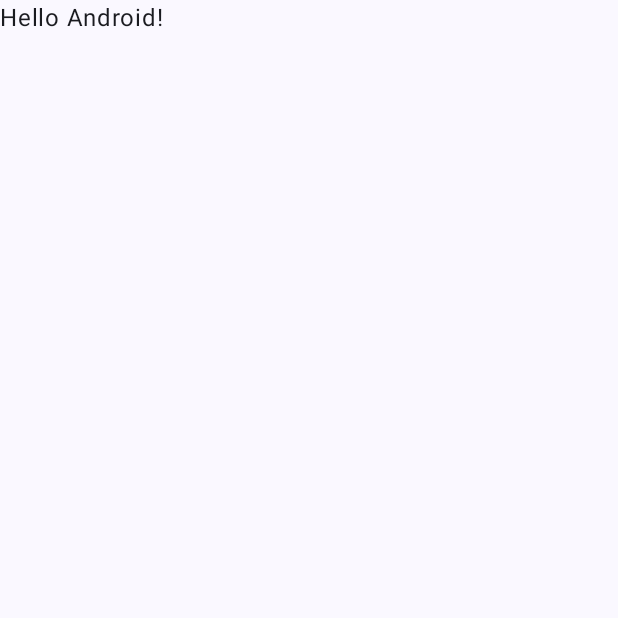
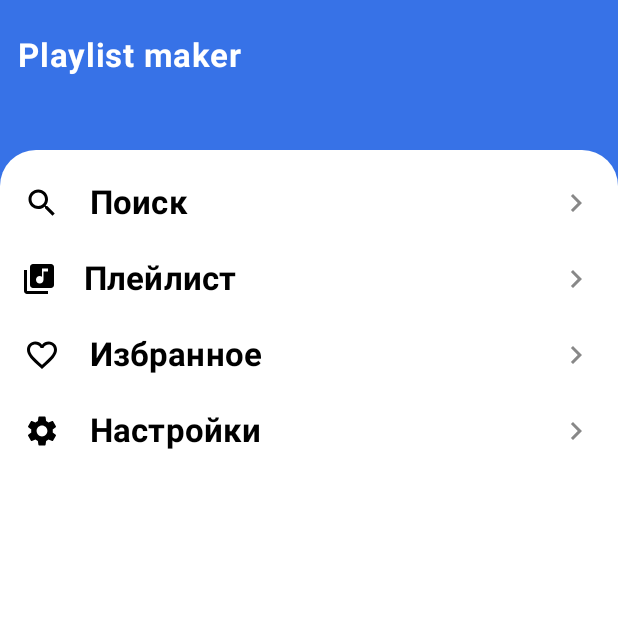
Before and after one commit to LangodXXL/playlist-maker, an Android app built with Jetpack Compose: the screen it shows after launch (MainActivity), on a phone screen of 412 x 824 dp, the top half of it. Before the commit the part shown is almost empty. Run offline under Robolectric (Android 15) with nearby library versions, the phone set to English and light mode, and no system bars.

Commit message:
Add StartScreen

```diff
--- a/app/src/main/java/com/solyakov/playlist/MainActivity.kt
+++ b/app/src/main/java/com/solyakov/playlist/MainActivity.kt
@@ -11,6 +11,7 @@ import androidx.compose.material3.Text
 import androidx.compose.runtime.Composable
 import androidx.compose.ui.Modifier
 import androidx.compose.ui.tooling.preview.Preview
+import com.solyakov.playlist.presentation.MainScreen
 import com.solyakov.playlist.ui.theme.PlaylistTheme
 
 class MainActivity : ComponentActivity() {
@@ -20,8 +21,7 @@ class MainActivity : ComponentActivity() {
         setContent {
             PlaylistTheme {
                 Scaffold(modifier = Modifier.fillMaxSize()) { innerPadding ->
-                    Greeting(
-                        name = "Android",
+                    MainScreen(
                         modifier = Modifier.padding(innerPadding)
                     )
                 }
@@ -29,19 +29,3 @@ class MainActivity : ComponentActivity() {
         }
     }
 }
-
-@Composable
-fun Greeting(name: String, modifier: Modifier = Modifier) {
-    Text(
-        text = "Hello $name!",
-        modifier = modifier
-    )
-}
-
-@Preview(showBackground = true)
-@Composable
-fun GreetingPreview() {
-    PlaylistTheme {
-        Greeting("Android")
-    }
-}
--- /dev/null
+++ b/app/src/main/java/com/solyakov/playlist/presentation/StartScreen.kt
@@ -0,0 +1,174 @@
+package com.solyakov.playlist.presentation
+
+import android.content.Intent
+import androidx.compose.foundation.background
+import androidx.compose.foundation.clickable
+import androidx.compose.foundation.layout.Arrangement
+import androidx.compose.foundation.layout.Box
+import androidx.compose.foundation.layout.Column
+import androidx.compose.foundation.layout.PaddingValues
+import androidx.compose.foundation.layout.Row
+import androidx.compose.foundation.layout.Spacer
+import androidx.compose.foundation.layout.fillMaxHeight
+import androidx.compose.foundation.layout.fillMaxSize
+import androidx.compose.foundation.layout.fillMaxWidth
+import androidx.compose.foundation.layout.height
+import androidx.compose.foundation.layout.offset
+import androidx.compose.foundation.layout.padding
+import androidx.compose.foundation.shape.RoundedCornerShape
+import androidx.compose.material.icons.Icons
+import androidx.compose.material.icons.filled.FavoriteBorder
+import androidx.compose.material.icons.filled.KeyboardArrowRight
+import androidx.compose.material.icons.filled.Search
+import androidx.compose.material.icons.filled.Settings
+import androidx.compose.material3.Button
+import androidx.compose.material3.ButtonColors
+import androidx.compose.material3.Card
+import androidx.compose.material3.CardDefaults
+import androidx.compose.material3.Icon
+import androidx.compose.material3.Text
+import androidx.compose.material3.TextButton
+import androidx.compose.runtime.Composable
+import androidx.compose.ui.Alignment
+import androidx.compose.ui.Modifier
+import androidx.compose.ui.draw.clip
+import androidx.compose.ui.graphics.Color
+import androidx.compose.ui.graphics.painter.Painter
+import androidx.compose.ui.graphics.vector.ImageVector
+import androidx.compose.ui.modifier.modifierLocalConsumer
+import androidx.compose.ui.res.painterResource
+import androidx.compose.ui.text.font.FontWeight
+import androidx.compose.ui.tooling.preview.Preview
+import androidx.compose.ui.unit.dp
+import androidx.compose.ui.unit.sp
+import com.solyakov.playlist.R
+
+
+
+
+@Composable
+fun MainScreen(
+    modifier: Modifier = Modifier
+) {
+    Column(
+        modifier = Modifier
+            .fillMaxSize()
+            .background(Color(0xFF3772E7))
+    ) {
+
+        Box(
+            modifier = Modifier
+                .fillMaxWidth()
+                .height(100.dp),
+            contentAlignment = Alignment.TopStart
+        ) {
+            Text(
+                modifier = Modifier.padding(start = 12.dp, top = 24.dp),
+                text = "Playlist maker",
+                fontSize = 22.sp,
+                fontWeight = FontWeight.Bold,
+                color = Color.White
+            )
+        }
+            ScreenContent()
+    }
+}
+
+@Composable
+fun ScreenContent() {
+    Card(
+        modifier = Modifier
+            .fillMaxSize()
+            .clip(RoundedCornerShape(topStart = 16.dp, topEnd = 16.dp)),
+        colors = CardDefaults.cardColors(containerColor = Color.White),
+        shape = RoundedCornerShape(topStart = 24.dp, topEnd = 24.dp)
+    ) {
+        Column(
+            modifier = Modifier.padding(top = 10.dp)
+        ) {
+            Element(
+                screenIcon = Icons.Default.Search,
+                text = "Поиск",
+                onClick = { }
+            )
+
+            Element(
+                painterIcon = painterResource(R.drawable.vector),
+                text = "Плейлист",
+                onClick = {  }
+            )
+
+            Element(
+                screenIcon = Icons.Default.FavoriteBorder,
+                text = "Избранное",
+                onClick = { }
+            )
+
+            Element(
+                screenIcon = Icons.Default.Settings,
+                text = "Настройки",
+                onClick = {  }
+            )
+        }
+    }
+}
+
+
+
+
+@Composable
+fun Element(screenIcon: ImageVector, text: String, onClick: () -> Unit) {
+    TextButton(
+        onClick = onClick,
+        modifier = Modifier.fillMaxWidth(),
+        contentPadding = PaddingValues(0.dp),
+        shape = RoundedCornerShape(0.dp)
+    ) {
+        ElementContent(
+            icon = { Icon(imageVector = screenIcon, contentDescription = null, tint = Color.Black) },
+            text = text
+        )
+    }
+}
+
+@Composable
+fun Element(painterIcon: Painter, text: String, onClick: () -> Unit) {
+    TextButton(
+        onClick = onClick,
+        modifier = Modifier.fillMaxWidth(),
+        contentPadding = PaddingValues(0.dp),
+        shape = RoundedCornerShape(0.dp)
+    ) {
+        ElementContent(
+            icon = { Icon(painter = painterIcon, contentDescription = null, tint = Color.Black) },
+            text = text
+        )
+    }
+}
+
+@Composable
+private fun ElementContent(icon: @Composable () -> Unit, text: String) {
+    Row(
+        modifier = Modifier
+            .fillMaxWidth()
+            .padding(horizontal = 16.dp, vertical = 12.dp),
+        horizontalArrangement = Arrangement.SpaceBetween,
+        verticalAlignment = Alignment.CenterVertically
+    ) {
+        Row(verticalAlignment = Alignment.CenterVertically) {
+            icon()
+            Spacer(modifier = Modifier.padding(horizontal = 10.dp))
+            Text(
+                text = text,
+                fontSize = 22.sp,
+                fontWeight = FontWeight.Bold,
+                color = Color.Black
+            )
+        }
+        Icon(
+            imageVector = Icons.Default.KeyboardArrowRight,
+            contentDescription = "Перейти",
+            tint = Color.Gray
+        )
+    }
+}
--- /dev/null
+++ b/app/src/main/res/drawable/vector.xml
@@ -0,0 +1,9 @@
+<vector xmlns:android="http://schemas.android.com/apk/res/android"
+    android:width="20dp"
+    android:height="20dp"
+    android:viewportWidth="20"
+    android:viewportHeight="20">
+  <path
+      android:pathData="M18,0H6C4.9,0 4,0.9 4,2V14C4,15.1 4.9,16 6,16H18C19.1,16 20,15.1 20,14V2C20,0.9 19.1,0 18,0ZM16,5H13V10.5C13,11.88 11.88,13 10.5,13C9.12,13 8,11.88 8,10.5C8,9.12 9.12,8 10.5,8C11.07,8 11.58,8.19 12,8.51V3H16V5ZM2,4H0V18C0,19.1 0.9,20 2,20H16V18H2V4Z"
+      android:fillColor="#1A1B22"/>
+</vector>
```
